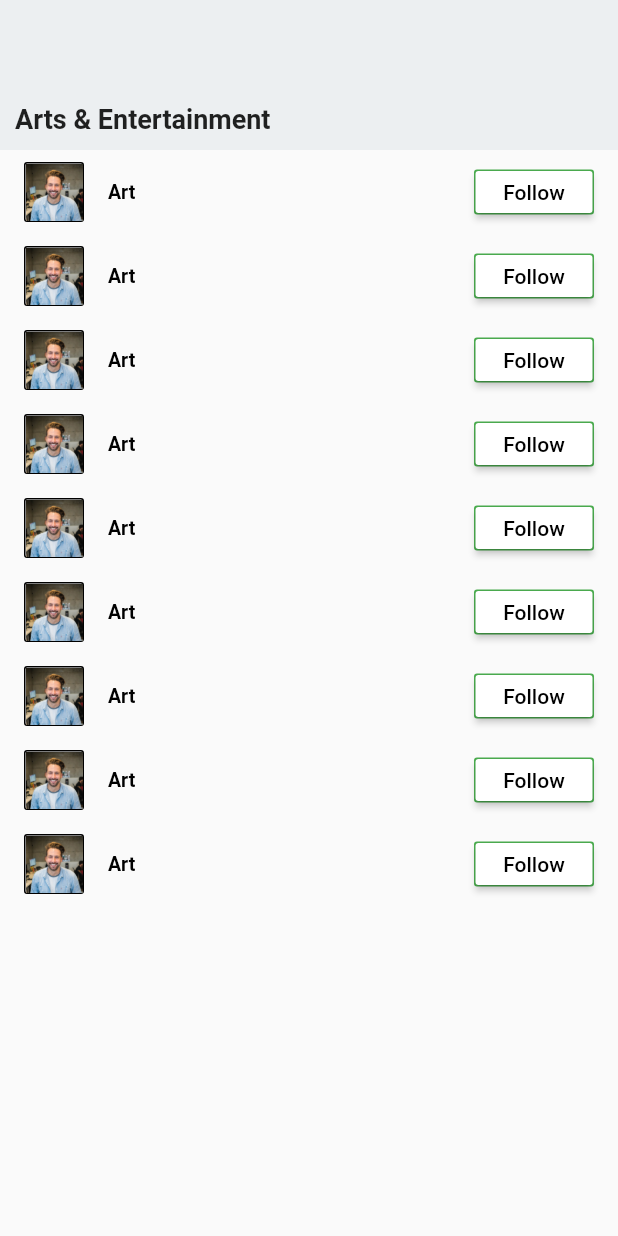
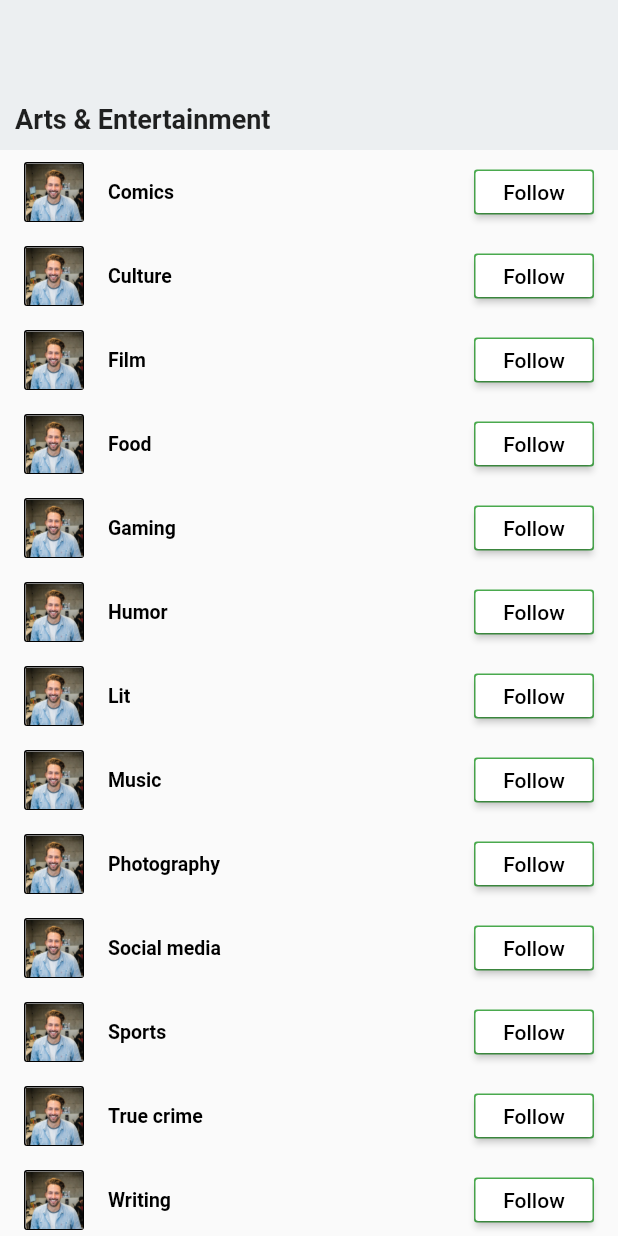
Before and after one commit to hashimas/Medium, a Flutter app: the Topics widget shown alone on an empty page, opened directly, on a phone screen of 412 x 824 dp. Run offline on Flutter 3.47's test engine with Material 2 defaults, Android fonts, the phone set to English and light mode, and no system bars; our stand-ins replace font_awesome_flutter.

Commit message:
Category list was added

```diff
--- a/lib/presenter/interests/topic.dart
+++ b/lib/presenter/interests/topic.dart
@@ -9,12 +9,14 @@ class TopicsState extends State<Topics> {
   static const Color transparent = const Color(0x00000000);
   double screenWidth;
   double cardWidth;
+  var category = ['Art','Comics','Culture','Film','Food','Gaming','Humor','Lit','Music','Photography','Social media','Sports','True crime','Writing'];
+
 
   @override
   Widget build(BuildContext covariant) {
     screenWidth = MediaQuery.of(covariant).size.width;
     cardWidth = screenWidth * 0.60;
-    int size = 10;
+    int size = 14;
     return new ListView.builder(itemBuilder: (BuildContext ctx, int index){
       return  createCardItems(index);
     },itemCount: size == null ? 0 : size,);
@@ -24,7 +26,7 @@ class TopicsState extends State<Topics> {
        return createFirstListItem();
      }else{
        return new Container(child: new ListTile(leading: new Container(width:40.0,child: new Image.asset('lib/images/pix.jpg',fit: BoxFit.cover,),decoration: BoxDecoration(shape: BoxShape.rectangle,borderRadius: BorderRadius.all(Radius.circular(2.0)),border: Border.all(style: BorderStyle.solid),),foregroundDecoration: BoxDecoration(shape: BoxShape.rectangle,borderRadius: BorderRadius.all(Radius.circular(2.0))),) ,
-         title: new Text('Art',style: TextStyle(fontSize: 13.0,color: Colors.black,fontWeight: FontWeight.bold),),trailing: Container(width: 80.0,height: 30.0,decoration: BoxDecoration(color: Colors.green,shape: BoxShape.rectangle,borderRadius:BorderRadius.all(Radius.circular(2.0))),padding: EdgeInsets.all(1.0),child: new RaisedButton(onPressed: (){},child: new Text('Follow'),color: Colors.white,textColor: Colors.black,)) ,onTap: (){} ,),);
+         title: new Text(category[index],style: TextStyle(fontSize: 13.0,color: Colors.black,fontWeight: FontWeight.bold),),trailing: Container(width: 80.0,height: 30.0,decoration: BoxDecoration(color: Colors.green,shape: BoxShape.rectangle,borderRadius:BorderRadius.all(Radius.circular(2.0))),padding: EdgeInsets.all(1.0),child: new RaisedButton(onPressed: (){},child: new Text('Follow'),color: Colors.white,textColor: Colors.black,)) ,onTap: (){} ,),);
      }
   }
   Widget createFirstListItem(){
```
